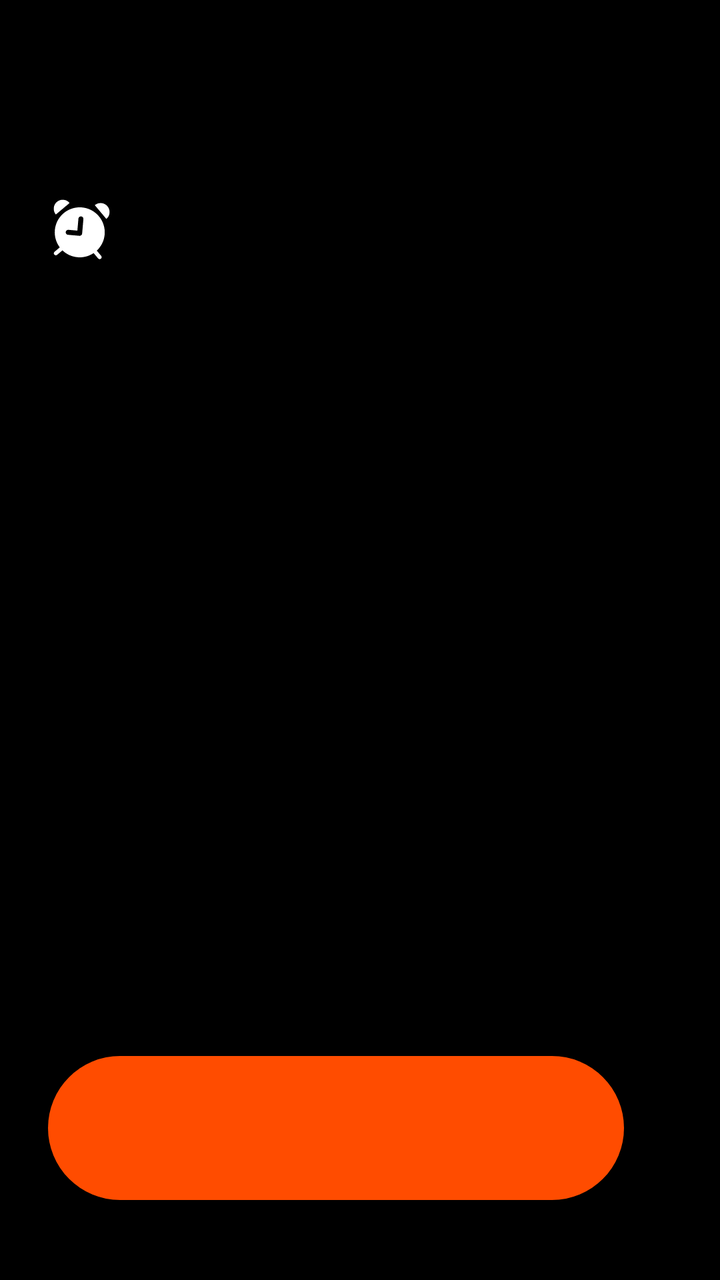
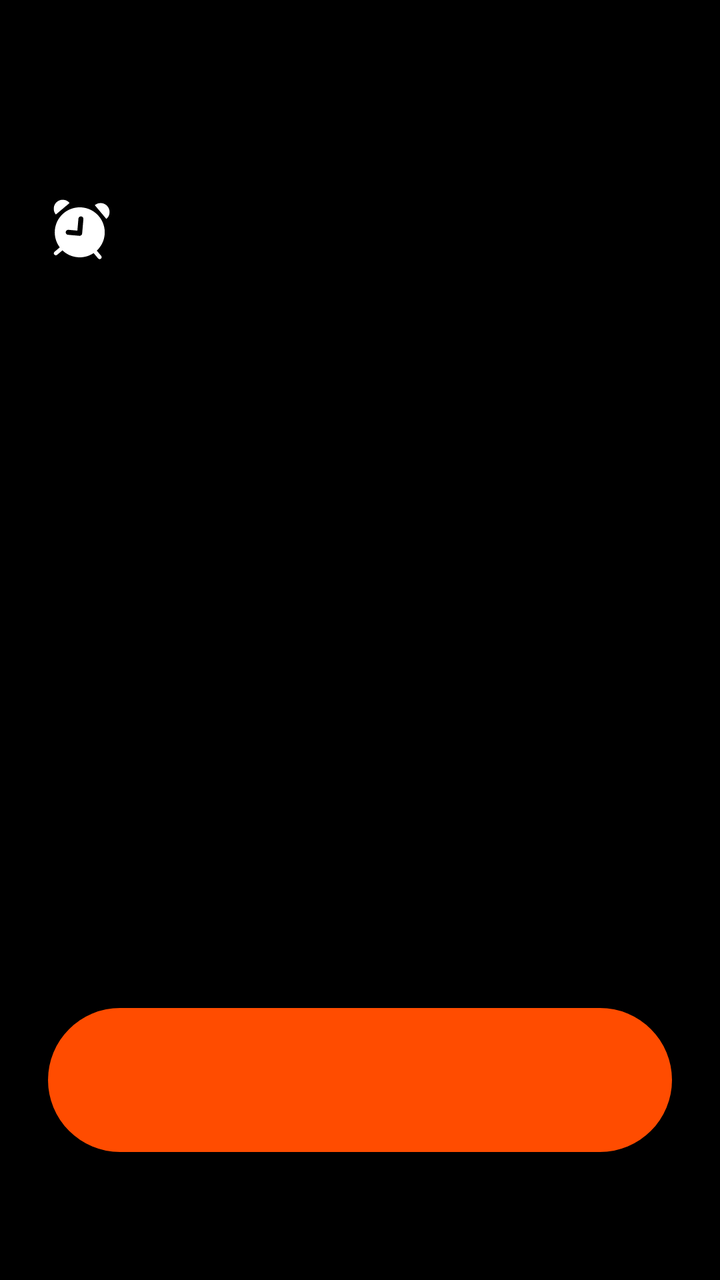

The first picture is an Android layout as it rendered before a commit; the second is the same layout after the commit. The layout source and the unified diff follow.
<!-- AndroidManifest.xml: activity theme AlarmTheme -->
<!-- res/layout/activity_alarm.xml -->
<?xml version="1.0" encoding="utf-8"?>
<LinearLayout xmlns:android="http://schemas.android.com/apk/res/android"
    android:layout_width="match_parent"
    android:layout_height="match_parent"
    android:background="#000000"
    android:gravity="center_horizontal"
    android:orientation="vertical"
    android:paddingStart="24dp"
    android:paddingTop="96dp"
    android:paddingEnd="48dp"
    android:paddingBottom="40dp">

    <LinearLayout
        android:layout_width="match_parent"
        android:layout_height="wrap_content"
        android:gravity="center"
        android:orientation="horizontal">

        <ImageView
            android:id="@+id/alarmIcon"
            android:layout_width="32dp"
            android:layout_height="32dp"
            android:contentDescription="@null"
            android:src="@drawable/ic_alarm_header" />

        <TextView
            android:id="@+id/alarmTitle"
            android:layout_width="0dp"
            android:layout_height="wrap_content"
            android:layout_marginStart="10dp"
            android:layout_weight="1"
            android:ellipsize="end"
            android:fontFamily="sans-serif-medium"
            android:gravity="center"
            android:maxLines="3"
            android:textColor="#FFFFFF"
            android:textSize="28sp" />

        <Space
            android:layout_width="32dp"
            android:layout_height="32dp" />
    </LinearLayout>

    <TextView
        android:id="@+id/alarmTime"
        android:layout_width="wrap_content"
        android:layout_height="wrap_content"
        android:layout_marginTop="38dp"
        android:fontFamily="sans-serif-light"
        android:gravity="center"
        android:letterSpacing="-0.05"
        android:textColor="#F4F4F4"
        android:textSize="84sp"
        android:textStyle="bold" />

    <TextView
        android:id="@+id/alarmSubtitle"
        android:layout_width="wrap_content"
        android:layout_height="wrap_content"
        android:layout_marginTop="38dp"
        android:fontFamily="sans-serif-medium"
        android:gravity="center"
        android:textColor="#5E5E5E"
        android:textSize="16sp" />

    <Space
        android:layout_width="match_parent"
        android:layout_height="0dp"
        android:layout_weight="1" />

    <Button
        android:id="@+id/dismissButton"
        android:layout_width="match_parent"
        android:layout_height="72dp"
        android:background="@drawable/bg_alarm_dismiss_button"
        android:fontFamily="sans-serif-medium"
        android:gravity="center"
        android:paddingHorizontal="24dp"
        android:textAllCaps="false"
        android:textColor="#FFFFFF"
        android:textSize="18sp" />
</LinearLayout>
<!-- resources referenced by this layout -->
<resources>
  <!-- drawable bg_alarm_dismiss_button (drawable) -->
  <?xml version="1.0" encoding="utf-8"?>
  <shape xmlns:android="http://schemas.android.com/apk/res/android"
      android:shape="rectangle">
      <solid android:color="#FF4C00" />
      <corners android:radius="36dp" />
  </shape>
  <!-- drawable ic_alarm_header (drawable) -->
  <?xml version="1.0" encoding="utf-8"?>
  <vector xmlns:android="http://schemas.android.com/apk/res/android"
      android:width="32dp"
      android:height="32dp"
      android:viewportWidth="32"
      android:viewportHeight="32">
      <path
          android:fillColor="#FFFFFFFF"
          android:fillType="evenOdd"
          android:pathData="M16.9587,5.0419C23.836,5.6436 28.9234,11.7065 28.3217,18.5838C28.0411,21.7907 26.5721,24.6075 24.3877,26.6407L26.5911,29.2666C26.9461,29.6896 26.8909,30.3202 26.4678,30.6752C26.0447,31.0302 25.4141,30.975 25.0591,30.552L22.8176,27.8807C20.5329,29.4112 17.7326,30.2051 14.7798,29.9468C11.8268,29.6884 9.2062,28.4205 7.2219,26.5162L4.5515,28.7578C4.1285,29.1128 3.4979,29.0576 3.1428,28.6346C2.7879,28.2115 2.843,27.5809 3.2661,27.2259L5.891,25.0225C4.093,22.6409 3.1363,19.6116 3.4168,16.4049C4.0185,9.5276 10.0814,4.4402 16.9587,5.0419ZM16.5665,9.5248C15.8788,9.4647 15.2725,9.9734 15.2123,10.6611L14.6894,16.6382L10.2065,16.246C9.5188,16.1859 8.9125,16.6946 8.8523,17.3823C8.7921,18.0701 9.3009,18.6764 9.9886,18.7365L15.7167,19.2377C16.4045,19.2978 17.0107,18.7891 17.0709,18.1014L17.7028,10.879C17.763,10.1912 17.2542,9.5849 16.5665,9.5248Z" />
      <path
          android:fillColor="#FFFFFFFF"
          android:pathData="M7.7563,1.2253C8.9452,1.3294 10.0438,1.9017 10.8109,2.816L3.9173,8.6004C3.1501,7.6862 2.7772,6.5049 2.8812,5.316C2.9853,4.1271 3.5576,3.0285 4.4719,2.2614C5.3861,1.4942 6.5674,1.1213 7.7563,1.2253Z" />
      <path
          android:fillColor="#FFFFFFFF"
          android:pathData="M26.684,2.8813C27.8729,2.9853 28.9715,3.5577 29.7386,4.4719C30.5058,5.3862 30.8787,6.5674 30.7747,7.7564C30.6707,8.9453 30.0983,10.0438 29.184,10.811L23.3996,3.9173C24.3138,3.1502 25.4951,2.7773 26.684,2.8813Z" />
  </vector>
  <style name="AlarmTheme" parent="@android:style/Theme.DeviceDefault.Light.NoActionBar.Fullscreen">
          <item name="android:windowBackground">#0B1F1F</item>
          <item name="android:statusBarColor">#0B1F1F</item>
          <item name="android:navigationBarColor">#0B1F1F</item>
      </style>
</resources>

<!-- the commit's change to res/layout/activity_alarm.xml (unified diff, before → after) -->
@@ -7,8 +7,8 @@
     android:orientation="vertical"
     android:paddingStart="24dp"
     android:paddingTop="96dp"
-    android:paddingEnd="48dp"
-    android:paddingBottom="40dp">
+    android:paddingEnd="24dp"
+    android:paddingBottom="64dp">
 
     <LinearLayout
         android:layout_width="match_parent"
